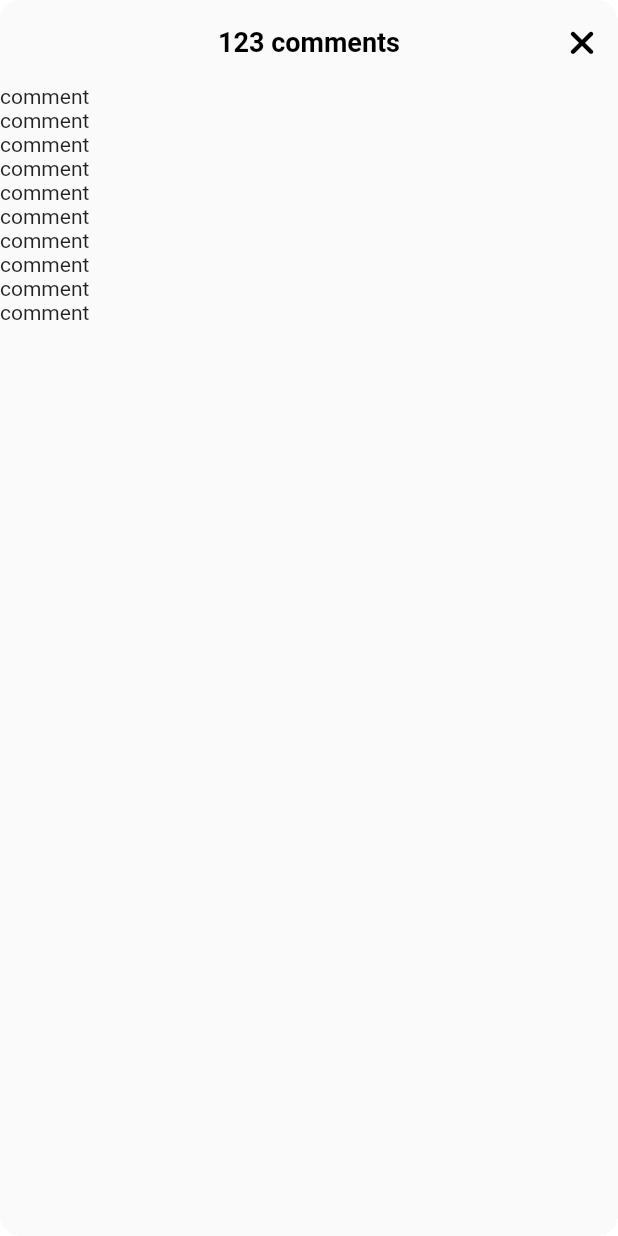
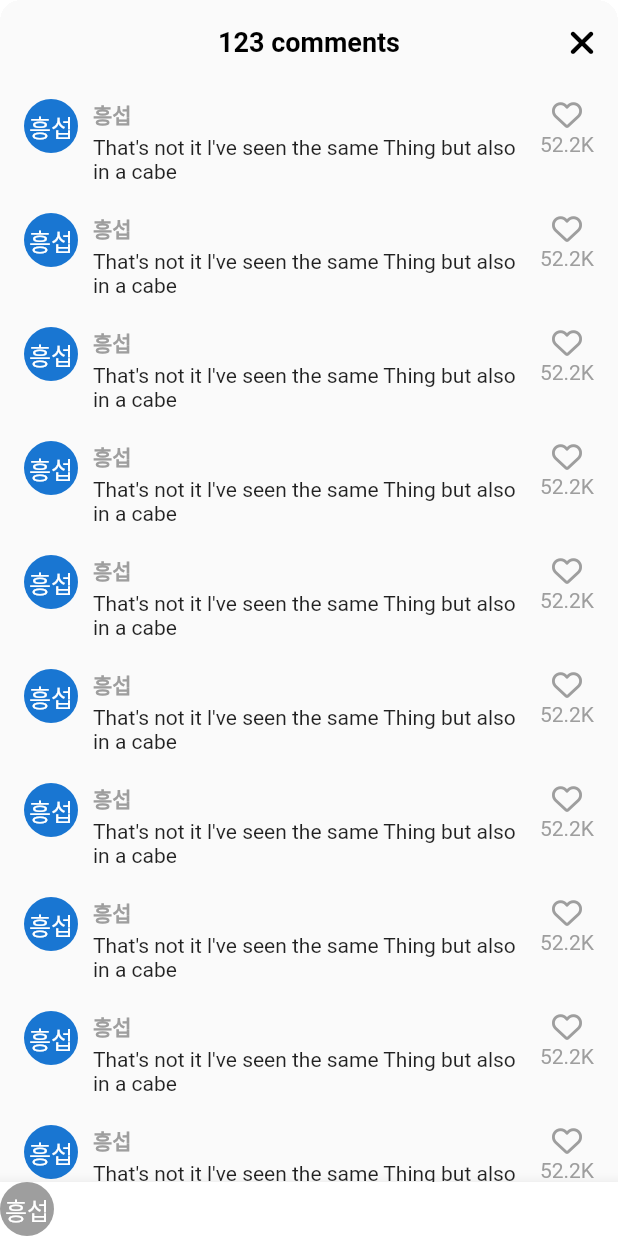
Before and after one commit to Heungseop/Tiktok_clone, a Flutter app: the VideoComments screen opened directly, on a phone screen of 412 x 824 dp. Run offline on Flutter 3.47's test engine with Material 2 defaults, Android fonts, the phone set to English and light mode, and no system bars; our stand-ins replace font_awesome_flutter, video_player, visibility_detector; network calls fail.

Commit message:
8.1 Comments

```diff
--- a/lib/features/videos/widgets/video_comments.dart
+++ b/lib/features/videos/widgets/video_comments.dart
@@ -1,5 +1,6 @@
 import 'package:flutter/material.dart';
 import 'package:font_awesome_flutter/font_awesome_flutter.dart';
+import 'package:tiktok_clone/constants/gaps.dart';
 import 'package:tiktok_clone/constants/sizes.dart';
 
 class VideoComments extends StatefulWidget {
@@ -38,11 +39,73 @@ class _VideoCommentsState extends State<VideoComments> {
                 ))
           ],
         ),
-        body: ListView.builder(
+        body: ListView.separated(
+          padding: const EdgeInsets.symmetric(
+            vertical: Sizes.size10,
+            horizontal: Sizes.size16,
+          ),
+          separatorBuilder: (context, index) => Gaps.v20,
           itemCount: 10,
           itemBuilder: (context, index) {
-            return const Text("comment");
+            return Row(
+              crossAxisAlignment: CrossAxisAlignment.start,
+              children: [
+                const CircleAvatar(
+                  radius: 18,
+                  child: Text("흥섭"),
+                ),
+                Gaps.h10,
+                Expanded(
+                  child: Column(
+                    crossAxisAlignment: CrossAxisAlignment.start,
+                    children: [
+                      Text(
+                        "흥섭",
+                        style: TextStyle(
+                          fontWeight: FontWeight.bold,
+                          fontSize: Sizes.size14,
+                          color: Colors.grey.shade500,
+                        ),
+                      ),
+                      Gaps.v3,
+                      const Text(
+                          "That's not it l've seen the same Thing but also in a cabe")
+                    ],
+                  ),
+                ),
+                Gaps.h10,
+                Column(
+                  children: [
+                    FaIcon(
+                      FontAwesomeIcons.heart,
+                      size: Sizes.size20,
+                      color: Colors.grey.shade500,
+                    ),
+                    Gaps.v2,
+                    Text(
+                      "52.2K",
+                      style: TextStyle(
+                        color: Colors.grey.shade500,
+                      ),
+                    )
+                  ],
+                )
+              ],
+            );
           },
+        ),
+        bottomNavigationBar: BottomAppBar(
+          color: Colors.white,
+          child: Row(
+            children: [
+              CircleAvatar(
+                radius: 18,
+                backgroundColor: Colors.grey.shade500,
+                foregroundColor: Colors.white,
+                child: const Text("흥섭"),
+              ),
+            ],
+          ),
         ),
       ),
     );
```
